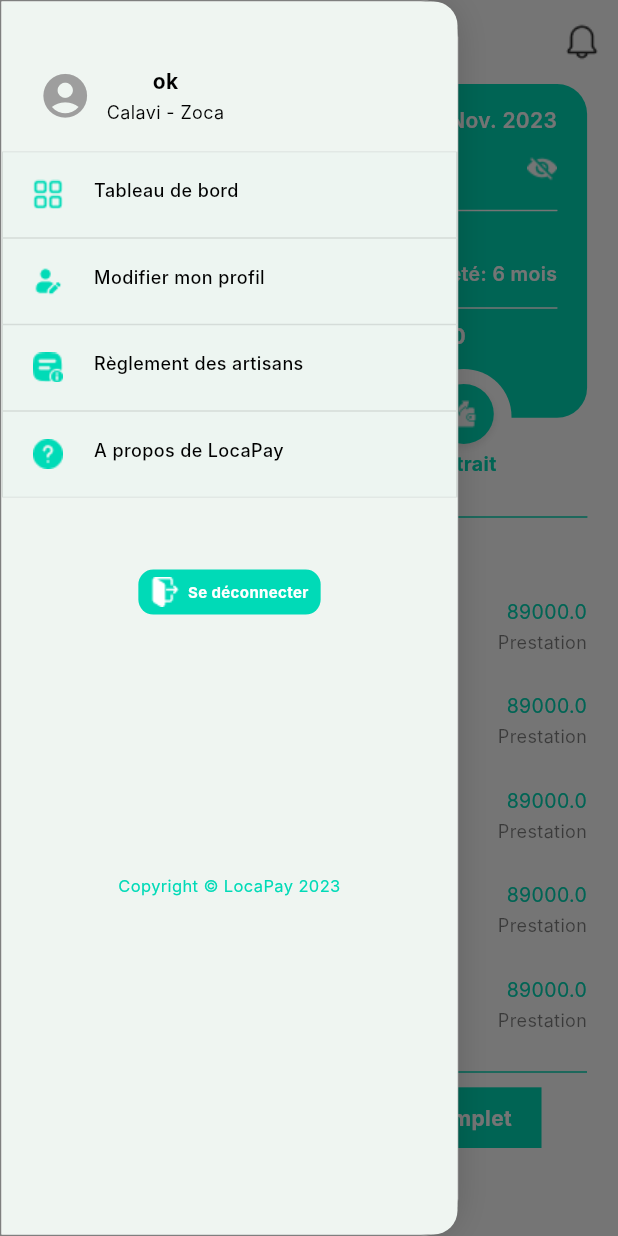
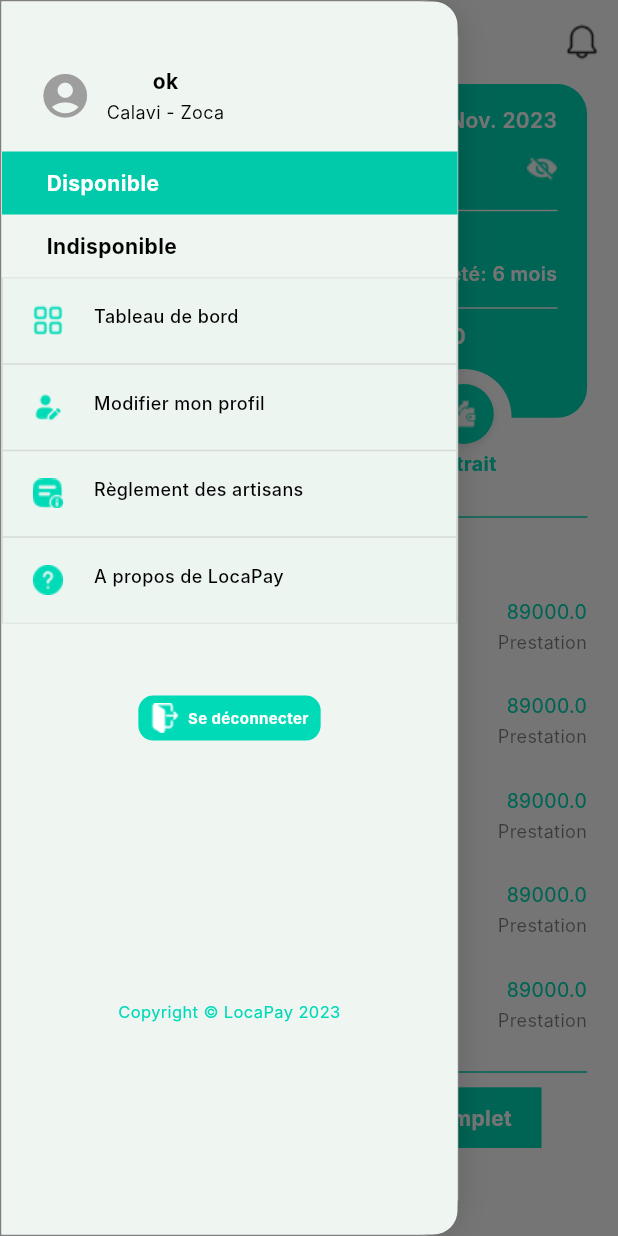
Before and after one commit to agossadourin/locapay, a Flutter app: the ArtisansPrincipal screen opened directly, scrolled down 201 dp, after a tap on the "menu" icon, on a phone screen of 412 x 824 dp. Run offline on Flutter 3.47's test engine with Material 3 defaults, Android fonts, the phone set to English and light mode, and no system bars; our stand-ins replace dio, get, get_storage, image_picker, local_auth, open_file and 3 more; missing offline and left inert: flutter_downloader, flutter_pdfview; accounts and stored records are empty; Roboto replaces fonts that are missing (Inter).

Commit message:
finished artisans widget for availability

```diff
--- a/lib/app/data/services/api/api.dart
+++ b/lib/app/data/services/api/api.dart
@@ -4,10 +4,11 @@
 
 class AuthService {
   //add required filePath
+  static const baseUrl = "locapay.sc1cjlx6136.universe.wf/api";
 
   Future login(String phone, String password) async {
     final dio = Dio();
-    const url = "https://locapay.lazonebleue.com/api/login";
+    const url = "$baseUrl/login";
     final headers = {
       "Content-Type": "application/json",
       "Accept": "application/json",
@@ -87,7 +88,7 @@
 
     try {
       final response = await dio.post(
-        'https://locapay.lazonebleue.com/api/register',
+        '$baseUrl/register',
         data: formData,
         options: Options(
           headers: {
--- a/lib/app/modules/artisans_principal/artisans_principal.dart
+++ b/lib/app/modules/artisans_principal/artisans_principal.dart
@@ -23,7 +23,7 @@
     return Scaffold(
       backgroundColor: Colors.white,
       //add background image
-      drawer: const ArtisansCustomDrawer(),
+      drawer: ArtisansCustomDrawer(),
       body: Stack(
         children: [
           SingleChildScrollView(
--- a/lib/app/modules/artisans_principal/widgets/artisans_custom_drawer.dart
+++ b/lib/app/modules/artisans_principal/widgets/artisans_custom_drawer.dart
@@ -7,8 +7,11 @@
 import '../../register/controllers/file_controller.dart';
 import '../../register/register_page.dart';
 
+// ignore: must_be_immutable
 class ArtisansCustomDrawer extends StatelessWidget {
-  const ArtisansCustomDrawer({super.key});
+  ArtisansCustomDrawer({super.key});
+
+  RxBool isAvailable = true.obs;
 
   @override
   Widget build(BuildContext context) {
@@ -113,6 +116,106 @@
                 ],
               ),
             ),
+            /////////////////////////////////////////////////////////////////////
+            Obx(
+              () => Column(
+                children: [
+                  GestureDetector(
+                    onTap: () {
+                      isAvailable.value = true;
+                    },
+                    child: Container(
+                      width: double.infinity,
+                      height: 42,
+                      padding: const EdgeInsets.only(left: 30),
+                      decoration: BoxDecoration(
+                          color: isAvailable.value
+                              ? const Color(0xFF00CAAA)
+                              : Colors.transparent),
+                      child: Row(
+                        mainAxisSize: MainAxisSize.min,
+                        mainAxisAlignment: MainAxisAlignment.start,
+                        crossAxisAlignment: CrossAxisAlignment.center,
+                        children: [
+                          Expanded(
+                            child: SizedBox(
+                              height: 17,
+                              child: Row(
+                                mainAxisSize: MainAxisSize.min,
+                                mainAxisAlignment: MainAxisAlignment.start,
+                                crossAxisAlignment: CrossAxisAlignment.center,
+                                children: [
+                                  Text(
+                                    'Disponible',
+                                    textAlign: TextAlign.center,
+                                    style: TextStyle(
+                                      color: isAvailable.value
+                                          ? Colors.white
+                                          : Colors.black,
+                                      fontSize: 14,
+                                      fontFamily: 'Inter',
+                                      fontWeight: FontWeight.w700,
+                                      height: 0,
+                                    ),
+                                  ),
+                                ],
+                              ),
+                            ),
+                          ),
+                        ],
+                      ),
+                    ),
+                  ),
+                  GestureDetector(
+                    onTap: () {
+                      isAvailable.value = false;
+                    },
+                    child: Container(
+                      width: double.infinity,
+                      height: 42,
+                      padding: const EdgeInsets.only(left: 30),
+                      decoration: BoxDecoration(
+                          color: isAvailable.value
+                              ? Colors.transparent
+                              : const Color(0xFFFF0202)),
+                      child: Row(
+                        mainAxisSize: MainAxisSize.min,
+                        mainAxisAlignment: MainAxisAlignment.start,
+                        crossAxisAlignment: CrossAxisAlignment.center,
+                        children: [
+                          Expanded(
+                            child: SizedBox(
+                              height: 17,
+                              child: Row(
+                                mainAxisSize: MainAxisSize.min,
+                                mainAxisAlignment: MainAxisAlignment.start,
+                                crossAxisAlignment: CrossAxisAlignment.center,
+                                children: [
+                                  Text(
+                                    'Indisponible',
+                                    textAlign: TextAlign.center,
+                                    style: TextStyle(
+                                      color: isAvailable.value
+                                          ? Colors.black
+                                          : Colors.white,
+                                      fontSize: 14,
+                                      fontFamily: 'Inter',
+                                      fontWeight: FontWeight.w700,
+                                      height: 0,
+                                    ),
+                                  ),
+                                ],
+                              ),
+                            ),
+                          ),
+                        ],
+                      ),
+                    ),
+                  ),
+                ],
+              ),
+            ),
+            ////////////////////////////////////////////////////////////////////
             DrawerElement(
               onTap: () {
                 Get.find<ArtisansPrincipalController>().currentPage.value = 0;
--- a/lib/app/modules/register/register.dart
+++ b/lib/app/modules/register/register.dart
@@ -42,6 +42,7 @@
   @override
   Widget build(BuildContext context) {
     return Scaffold(
+      backgroundColor: Colors.transparent,
       body: Padding(
         padding: const EdgeInsets.all(16.0),
         child: Form(
--- a/lib/app/modules/register/register_artisan.dart
+++ b/lib/app/modules/register/register_artisan.dart
@@ -33,6 +33,7 @@
   @override
   Widget build(BuildContext context) {
     return Scaffold(
+      backgroundColor: Colors.transparent,
       body: Padding(
         padding: const EdgeInsets.all(16.0),
         child: Form(
--- a/lib/app/modules/register/register_proprio.dart
+++ b/lib/app/modules/register/register_proprio.dart
@@ -29,6 +29,7 @@
   @override
   Widget build(BuildContext context) {
     return Scaffold(
+      backgroundColor: Colors.transparent,
       body: Padding(
         padding: const EdgeInsets.all(16.0),
         child: Form(
```
